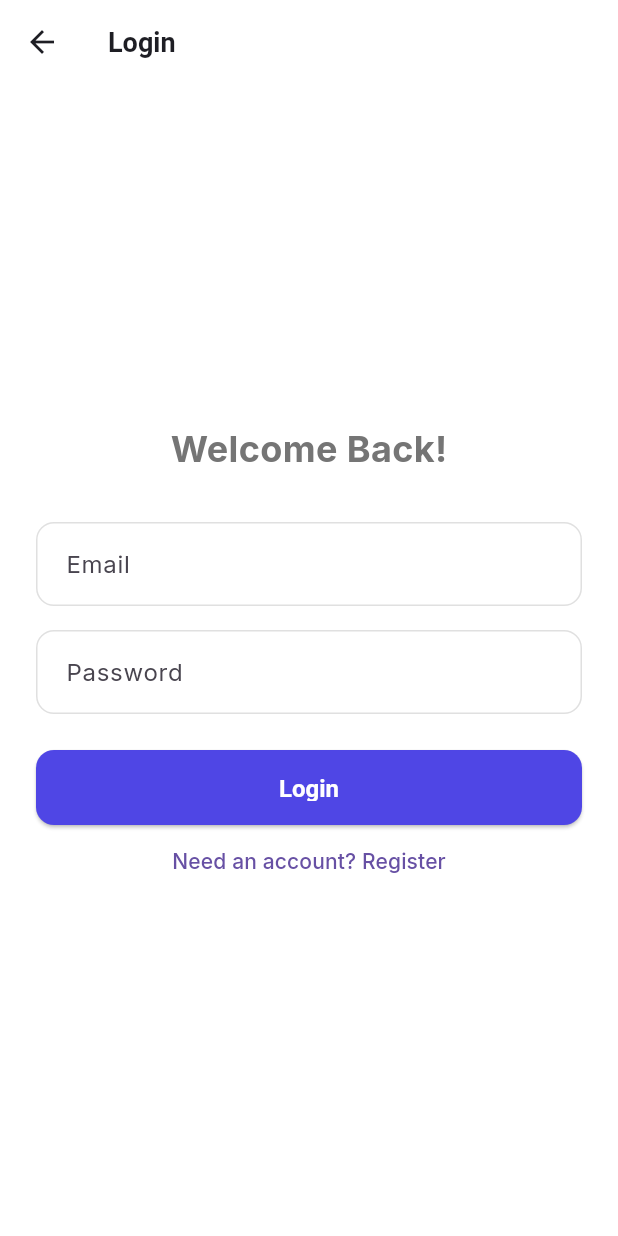
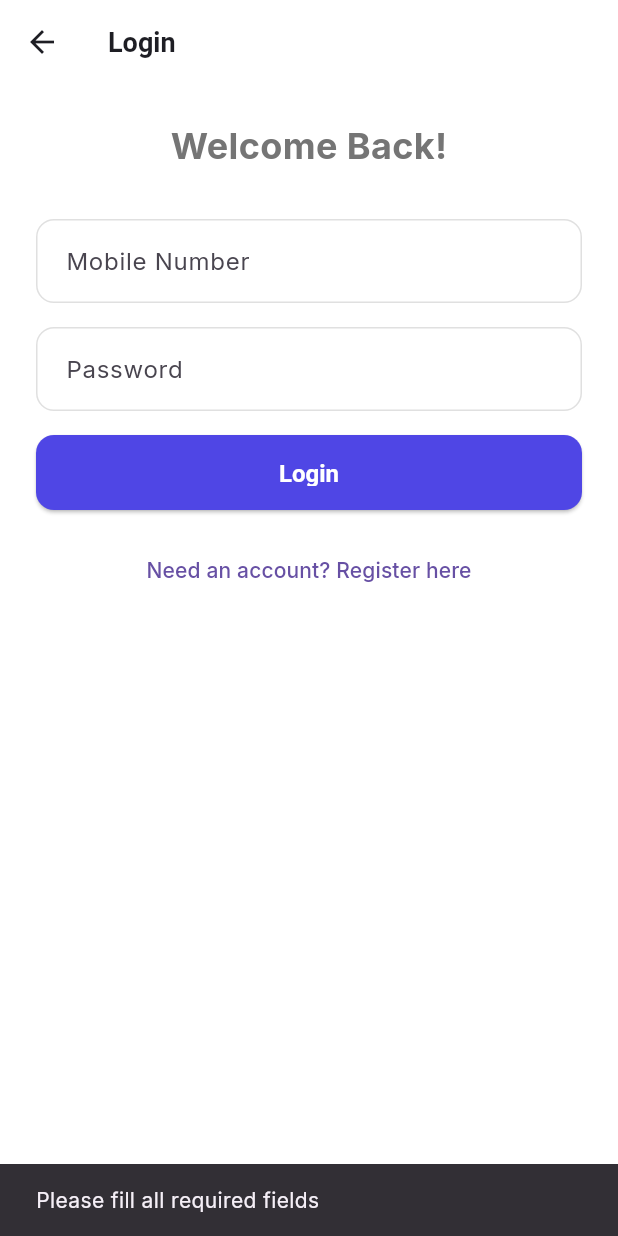
Before and after one commit to Thokalamukesh/Rental_cars, a Flutter app: the AuthScreen screen opened directly, after a tap on "Login", on a phone screen of 412 x 824 dp. Run offline on Flutter 3.47's test engine with Material 3 defaults, Android fonts, the phone set to English and light mode, and no system bars; our stand-ins replace flutter_riverpod, go_router, google_fonts, image_picker, supabase_flutter; accounts and stored records are empty.

Commit message:
Update Auth to use Phone Number

```diff
--- a/lib/presentation/auth/screens/auth_screen.dart
+++ b/lib/presentation/auth/screens/auth_screen.dart
@@ -12,28 +12,61 @@ class AuthScreen extends StatefulWidget {
 class _AuthScreenState extends State<AuthScreen> {
   bool _isLogin = true;
   bool _isLoading = false;
-  final _emailController = TextEditingController();
+
+  final _nameController = TextEditingController();
+  final _numberController = TextEditingController();
   final _passwordController = TextEditingController();
+  final _confirmPasswordController = TextEditingController();
+
   final supabase = Supabase.instance.client;
 
   Future<void> _submit() async {
-    final email = _emailController.text.trim();
+    final number = _numberController.text.trim();
     final password = _passwordController.text.trim();
-    if (email.isEmpty || password.isEmpty) return;
+
+    if (number.isEmpty || password.isEmpty) {
+      ScaffoldMessenger.of(context).showSnackBar(const SnackBar(content: Text('Please fill all required fields')));
+      return;
+    }
+
+    if (!_isLogin) {
+      final name = _nameController.text.trim();
+      final confirmPassword = _confirmPasswordController.text.trim();
+
+      if (name.isEmpty) {
+        ScaffoldMessenger.of(context).showSnackBar(const SnackBar(content: Text('Please enter your full name')));
+        return;
+      }
+      if (password != confirmPassword) {
+        ScaffoldMessenger.of(context).showSnackBar(const SnackBar(content: Text('Passwords do not match')));
+        return;
+      }
+    }
 
     setState(() => _isLoading = true);
 
     try {
+      // Create a virtual email using the phone number
+      final virtualEmail = '$number@drivenow.app';
+
       if (_isLogin) {
-        await supabase.auth.signInWithPassword(email: email, password: password);
+        await supabase.auth.signInWithPassword(email: virtualEmail, password: password);
       } else {
-        await supabase.auth.signUp(email: email, password: password);
-        // Automatically insert a row into public.users if RLS allows or let a trigger handle it
-        // The dashboard already handles user creation via trigger so signUp is enough.
+        // Register user
+        final authResponse = await supabase.auth.signUp(email: virtualEmail, password: password);
+
+        // Wait briefly for triggers to complete if necessary, then update the custom fields
+        if (authResponse.user != null) {
+          await supabase.from('users').update({
+            'shop_name': _nameController.text.trim(), // Use shop_name column to store Full Name for customers
+            'mobile_number': number
+          }).eq('id', authResponse.user!.id);
         }
+      }
+
       if (mounted) context.go('/');
     } catch (e) {
-      ScaffoldMessenger.of(context).showSnackBar(SnackBar(content: Text('Auth Error: $e')));
+      ScaffoldMessenger.of(context).showSnackBar(SnackBar(content: Text('Auth Error: $e'), backgroundColor: Colors.red));
     } finally {
       if (mounted) setState(() => _isLoading = false);
     }
@@ -44,7 +77,8 @@ class _AuthScreenState extends State<AuthScreen> {
     return Scaffold(
       backgroundColor: Colors.white,
       appBar: AppBar(title: Text(_isLogin ? 'Login' : 'Register'), elevation: 0),
-      body: Padding(
+      body: SingleChildScrollView(
+        child: Padding(
           padding: const EdgeInsets.all(24.0),
           child: Column(
             mainAxisAlignment: MainAxisAlignment.center,
@@ -54,18 +88,38 @@ class _AuthScreenState extends State<AuthScreen> {
                 style: const TextStyle(fontSize: 24, fontWeight: FontWeight.bold),
               ),
               const SizedBox(height: 32),
+
+              if (!_isLogin) ...[
                 TextField(
-              controller: _emailController,
-              decoration: const InputDecoration(labelText: 'Email', border: OutlineInputBorder()),
-              keyboardType: TextInputType.emailAddress,
+                  controller: _nameController,
+                  decoration: const InputDecoration(labelText: 'Full Name', border: OutlineInputBorder()),
                 ),
                 const SizedBox(height: 16),
+              ],
+
+              TextField(
+                controller: _numberController,
+                decoration: const InputDecoration(labelText: 'Mobile Number', border: OutlineInputBorder(), prefixText: '+1 '),
+                keyboardType: TextInputType.phone,
+              ),
+              const SizedBox(height: 16),
+
               TextField(
                 controller: _passwordController,
                 decoration: const InputDecoration(labelText: 'Password', border: OutlineInputBorder()),
                 obscureText: true,
               ),
+              const SizedBox(height: 16),
+
+              if (!_isLogin) ...[
+                TextField(
+                  controller: _confirmPasswordController,
+                  decoration: const InputDecoration(labelText: 'Confirm Password', border: OutlineInputBorder()),
+                  obscureText: true,
+                ),
                 const SizedBox(height: 24),
+              ],
+
               SizedBox(
                 width: double.infinity,
                 height: 50,
@@ -74,14 +128,17 @@ class _AuthScreenState extends State<AuthScreen> {
                   style: ElevatedButton.styleFrom(backgroundColor: const Color(0xFF4F46E5)),
                   child: _isLoading
                       ? const CircularProgressIndicator(color: Colors.white)
-                    : Text(_isLogin ? 'Login' : 'Register', style: const TextStyle(color: Colors.white, fontWeight: FontWeight.bold)),
+                      : Text(_isLogin ? 'Login' : 'Register', style: const TextStyle(color: Colors.white, fontWeight: FontWeight.bold, fontSize: 16)),
                 ),
               ),
+              const SizedBox(height: 16),
+
               TextButton(
                 onPressed: () => setState(() => _isLogin = !_isLogin),
-              child: Text(_isLogin ? 'Need an account? Register' : 'Already have an account? Login'),
+                child: Text(_isLogin ? 'Need an account? Register here' : 'Already have an account? Login here'),
               )
             ],
+          ),
         ),
       ),
     );
```
Lines whose indentation alone changed are shown as unchanged.
